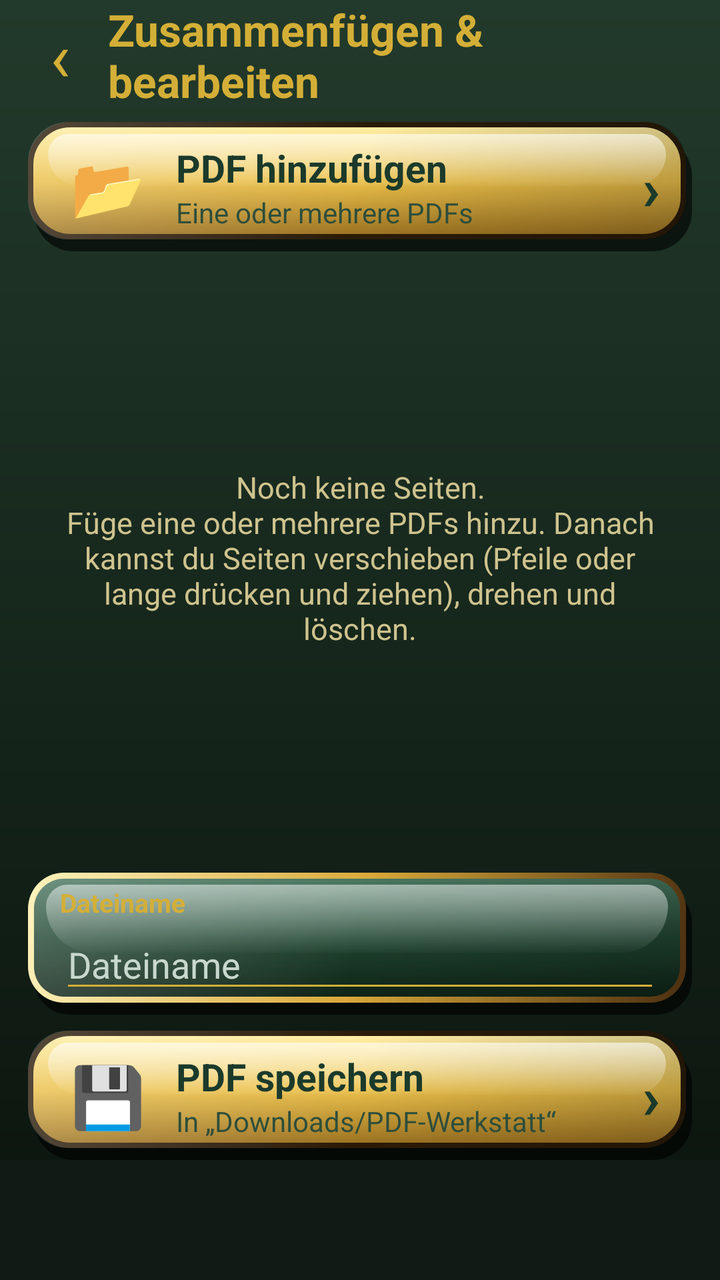
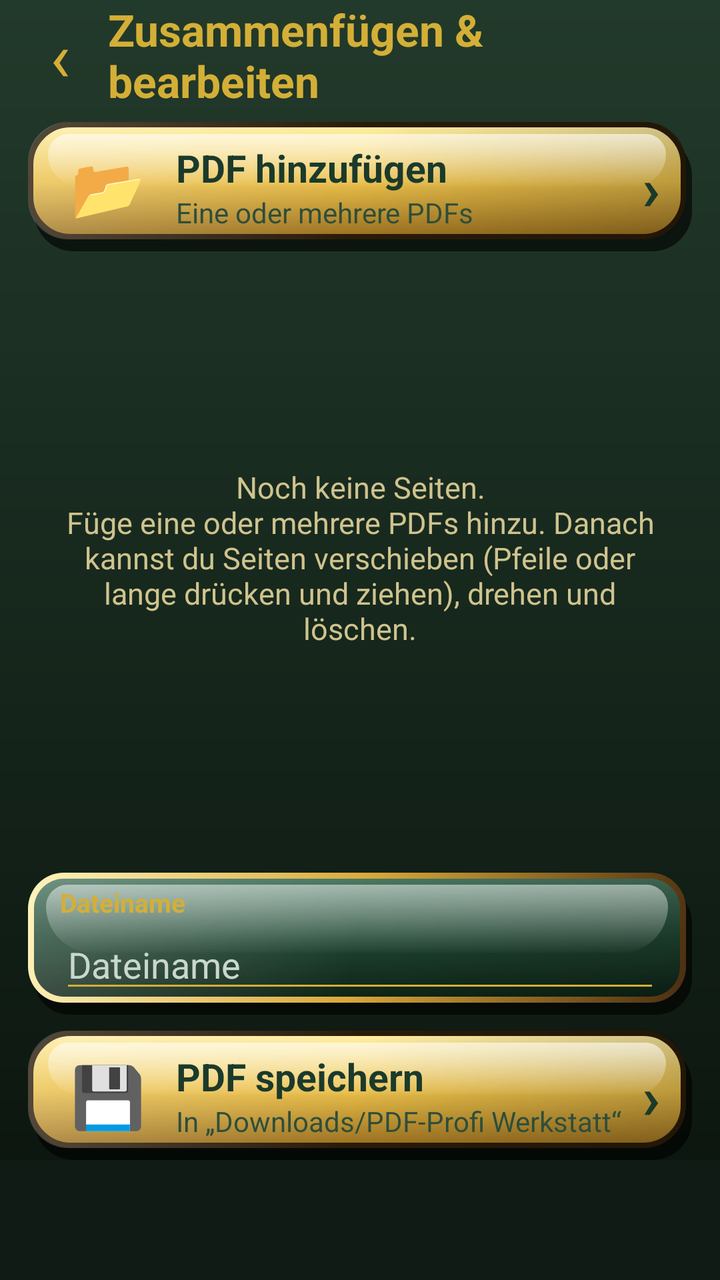

An Android layout rendered at two revisions. The XML below is the earlier revision; the diff shows what the commit changed to produce the second picture.
<!-- AndroidManifest.xml: application theme Theme.PdfWerkstatt -->
<!-- res/layout/activity_editor.xml -->
<?xml version="1.0" encoding="utf-8"?>
<LinearLayout xmlns:android="http://schemas.android.com/apk/res/android"
    android:id="@+id/root"
    android:layout_width="match_parent"
    android:layout_height="match_parent"
    android:background="@drawable/bg_screen"
    android:orientation="vertical">

    <LinearLayout
        android:layout_width="match_parent"
        android:layout_height="wrap_content"
        android:gravity="center_vertical"
        android:orientation="horizontal"
        android:paddingStart="6dp"
        android:paddingEnd="14dp">

        <TextView
            android:id="@+id/btnBack"
            android:layout_width="48dp"
            android:layout_height="48dp"
            android:contentDescription="Zurück"
            android:gravity="center"
            android:text="‹"
            android:textColor="@color/gold"
            android:textSize="34sp" />

        <TextView
            android:layout_width="wrap_content"
            android:layout_height="wrap_content"
            android:text="Zusammenfügen &amp; bearbeiten"
            android:textColor="@color/gold"
            android:textSize="22sp"
            android:textStyle="bold" />
    </LinearLayout>

    <LinearLayout
        android:id="@+id/btnAdd"
        android:layout_width="match_parent"
        android:layout_height="wrap_content"
        android:layout_marginStart="14dp"
        android:layout_marginTop="6dp"
        android:layout_marginEnd="14dp"
        android:background="@drawable/bg_btn_gold"
        android:clickable="true"
        android:focusable="true"
        android:gravity="center_vertical"
        android:minHeight="64dp"
        android:orientation="horizontal"
        android:paddingStart="16dp"
        android:paddingTop="10dp"
        android:paddingEnd="16dp"
        android:paddingBottom="10dp">

        <TextView
            android:layout_width="48dp"
            android:layout_height="wrap_content"
            android:gravity="center"
            android:text="📂"
            android:textSize="30sp" />

        <LinearLayout
            android:layout_width="0dp"
            android:layout_height="wrap_content"
            android:layout_weight="1"
            android:orientation="vertical"
            android:paddingStart="10dp">

            <TextView
                android:layout_width="wrap_content"
                android:layout_height="wrap_content"
                android:text="PDF hinzufügen"
                android:textColor="@color/auf_gold"
                android:textSize="19sp"
                android:textStyle="bold" />

            <TextView
                android:id="@+id/tvCount"
                android:layout_width="wrap_content"
                android:layout_height="wrap_content"
                android:text="Eine oder mehrere PDFs"
                android:textColor="@color/auf_gold_sub"
                android:textSize="14sp" />
        </LinearLayout>

        <TextView
            android:layout_width="wrap_content"
            android:layout_height="wrap_content"
            android:text="›"
            android:textColor="@color/auf_gold"
            android:textSize="30sp"
            android:textStyle="bold" />
    </LinearLayout>

    <FrameLayout
        android:layout_width="match_parent"
        android:layout_height="0dp"
        android:layout_weight="1">

        <androidx.recyclerview.widget.RecyclerView
            android:id="@+id/rvPages"
            android:layout_width="match_parent"
            android:layout_height="match_parent"
            android:clipToPadding="false"
            android:paddingStart="14dp"
            android:paddingEnd="14dp" />

        <TextView
            android:id="@+id/tvEmpty"
            android:layout_width="match_parent"
            android:layout_height="wrap_content"
            android:layout_gravity="center"
            android:gravity="center"
            android:padding="24dp"
            android:text="Noch keine Seiten.\nFüge eine oder mehrere PDFs hinzu. Danach kannst du Seiten verschieben (Pfeile oder lange drücken und ziehen), drehen und löschen."
            android:textColor="@color/text_gedimmt"
            android:textSize="15sp" />
    </FrameLayout>

    <LinearLayout
        android:layout_width="match_parent"
        android:layout_height="wrap_content"
        android:layout_marginStart="14dp"
        android:layout_marginTop="4dp"
        android:layout_marginEnd="14dp"
        android:background="@drawable/bg_tile_gruen"
        android:orientation="vertical"
        android:paddingStart="16dp"
        android:paddingTop="6dp"
        android:paddingEnd="16dp"
        android:paddingBottom="6dp">

        <TextView
            android:layout_width="wrap_content"
            android:layout_height="wrap_content"
            android:text="Dateiname"
            android:textColor="@color/gold"
            android:textSize="13sp"
            android:textStyle="bold" />

        <EditText
            android:id="@+id/etName"
            android:layout_width="match_parent"
            android:layout_height="wrap_content"
            android:backgroundTint="@color/gold"
            android:hint="Dateiname"
            android:imeOptions="actionDone"
            android:importantForAutofill="no"
            android:inputType="text"
            android:maxLines="1"
            android:textColor="@color/text_hell"
            android:textColorHint="#C9D8CE" />
    </LinearLayout>

    <LinearLayout
        android:id="@+id/btnSave"
        android:layout_width="match_parent"
        android:layout_height="wrap_content"
        android:layout_marginStart="14dp"
        android:layout_marginTop="8dp"
        android:layout_marginEnd="14dp"
        android:background="@drawable/bg_btn_gold"
        android:clickable="true"
        android:focusable="true"
        android:gravity="center_vertical"
        android:minHeight="64dp"
        android:orientation="horizontal"
        android:paddingStart="16dp"
        android:paddingTop="10dp"
        android:paddingEnd="16dp"
        android:paddingBottom="10dp">

        <TextView
            android:layout_width="48dp"
            android:layout_height="wrap_content"
            android:gravity="center"
            android:text="💾"
            android:textSize="30sp" />

        <LinearLayout
            android:layout_width="0dp"
            android:layout_height="wrap_content"
            android:layout_weight="1"
            android:orientation="vertical"
            android:paddingStart="10dp">

            <TextView
                android:layout_width="wrap_content"
                android:layout_height="wrap_content"
                android:text="PDF speichern"
                android:textColor="@color/auf_gold"
                android:textSize="19sp"
                android:textStyle="bold" />

            <TextView
                android:layout_width="wrap_content"
                android:layout_height="wrap_content"
                android:text="In „Downloads/PDF-Werkstatt“"
                android:textColor="@color/auf_gold_sub"
                android:textSize="14sp" />
        </LinearLayout>

        <TextView
            android:layout_width="wrap_content"
            android:layout_height="wrap_content"
            android:text="›"
            android:textColor="@color/auf_gold"
            android:textSize="30sp"
            android:textStyle="bold" />
    </LinearLayout>

    <ProgressBar
        android:id="@+id/progress"
        style="?android:attr/progressBarStyleHorizontal"
        android:layout_width="match_parent"
        android:layout_height="wrap_content"
        android:layout_marginStart="20dp"
        android:layout_marginTop="4dp"
        android:layout_marginEnd="20dp"
        android:progressTint="@color/gold"
        android:indeterminateTint="@color/gold"
        android:visibility="gone" />

    <FrameLayout
        android:id="@+id/adContainer"
        android:layout_width="match_parent"
        android:layout_height="wrap_content"
        android:background="@drawable/bg_ad"
        android:minHeight="60dp" />
</LinearLayout>
<!-- resources referenced by this layout -->
<resources>
  <color name="auf_gold">#1B3A2B</color>
  <color name="auf_gold_sub">#2E4E3B</color>
  <color name="gold">#D4AF37</color>
  <color name="text_gedimmt">#CFC38E</color>
  <color name="text_hell">#F8E7A4</color>
  <!-- drawable bg_ad (drawable) -->
  <?xml version="1.0" encoding="utf-8"?>
  <shape xmlns:android="http://schemas.android.com/apk/res/android"
      android:shape="rectangle">
      <solid android:color="@color/tanne_dunkel" />
  </shape>
  <!-- drawable bg_btn_gold (drawable) -->
  <?xml version="1.0" encoding="utf-8"?>
  <ripple xmlns:android="http://schemas.android.com/apk/res/android"
      android:color="#66FFFFFF">
      <item>
          <layer-list>
              <item android:left="3dp" android:top="7dp">
                  <shape android:shape="rectangle">
                      <solid android:color="#99000000" />
                      <corners android:radius="20dp" />
                  </shape>
              </item>
              <item android:bottom="6dp" android:right="3dp">
                  <shape android:shape="rectangle">
                      <gradient android:angle="270" android:startColor="#FFF0A8" android:centerColor="#EBC04A" android:endColor="#9A7020" />
                      <stroke android:width="2.5dp" android:color="#2A1B08" />
                      <corners android:radius="20dp" />
                  </shape>
              </item>
              <item android:bottom="6dp" android:right="3dp" android:left="0dp" android:top="0dp">
                  <shape android:shape="rectangle">
                      <gradient android:angle="315" android:startColor="#33FFFFFF" android:centerColor="#00FFFFFF" android:endColor="#33000000" />
                      <corners android:radius="20dp" />
                  </shape>
              </item>
              <item android:height="26dp" android:left="10dp" android:right="13dp" android:top="6dp">
                  <shape android:shape="rectangle">
                      <gradient android:angle="270" android:startColor="#99FFFFFF" android:endColor="#08FFFFFF" />
                      <corners android:topLeftRadius="14dp" android:topRightRadius="14dp" android:bottomLeftRadius="22dp" android:bottomRightRadius="22dp" />
                  </shape>
              </item>
          </layer-list>
      </item>
  </ripple>
  <!-- drawable bg_screen (drawable) -->
  <?xml version="1.0" encoding="utf-8"?>
  <shape xmlns:android="http://schemas.android.com/apk/res/android"
      android:shape="rectangle">
      <gradient
          android:angle="270"
          android:endColor="#0A130D"
          android:startColor="#223A2B" />
  </shape>
  <!-- drawable bg_tile_gruen: vector/xml drawable (drawable, 2060 chars, omitted) -->
  <style name="Theme.PdfWerkstatt" parent="Theme.AppCompat.NoActionBar">
          <item name="android:windowBackground">@drawable/bg_screen</item>
          <item name="android:textColor">@color/text_hell</item>
          <item name="colorAccent">@color/gold</item>
          <item name="colorPrimary">@color/tanne</item>
          <item name="colorPrimaryDark">@color/tanne_dunkel</item>
          <item name="android:statusBarColor">@color/tanne</item>
          <item name="android:navigationBarColor">@color/tanne_dunkel</item>
          <item name="android:windowLightStatusBar">false</item>
      </style>
  <color name="tanne_dunkel">#0F1B14</color>
  <color name="tanne">#1A2C20</color>
</resources>

<!-- the commit's change to res/layout/activity_editor.xml (unified diff, before → after) -->
@@ -194,7 +194,7 @@
             <TextView
                 android:layout_width="wrap_content"
                 android:layout_height="wrap_content"
-                android:text="In „Downloads/PDF-Werkstatt“"
+                android:text="In „Downloads/PDF-Profi Werkstatt“"
                 android:textColor="@color/auf_gold_sub"
                 android:textSize="14sp" />
         </LinearLayout>
